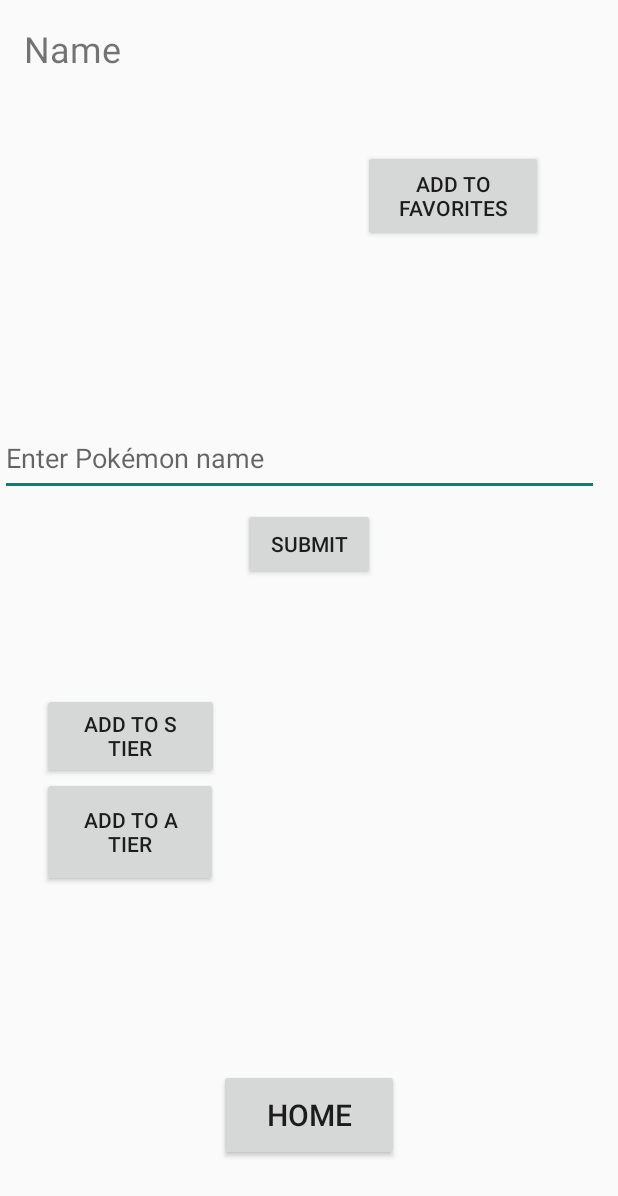
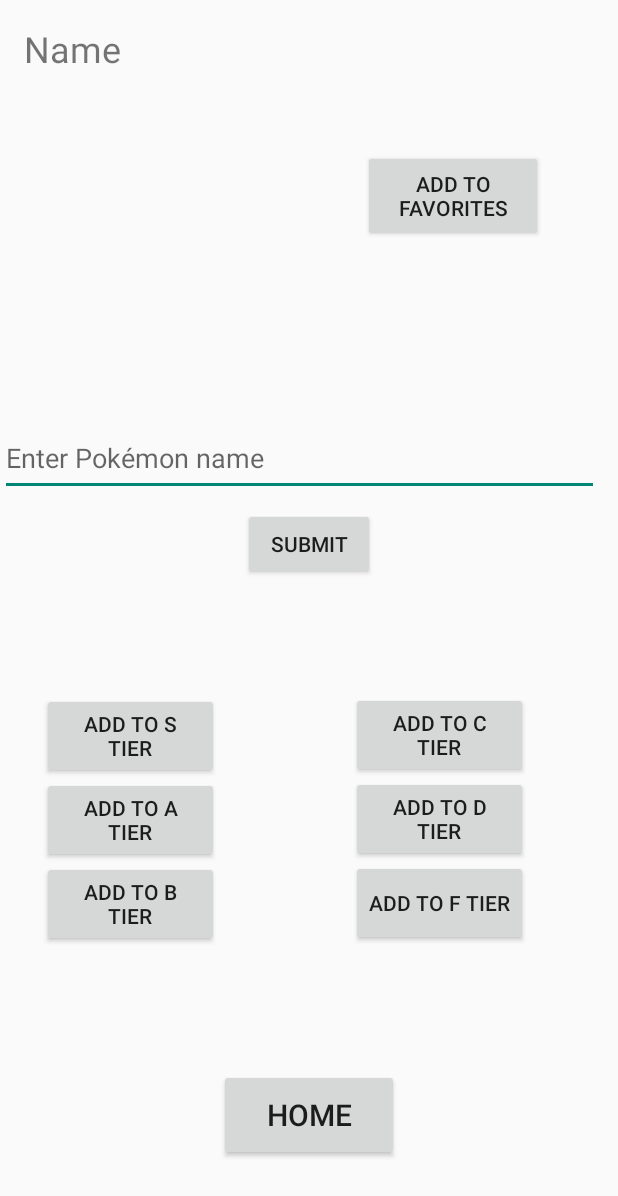
Before and after one commit to jsumagang/Project_2, an Android app: the layout activity_poke_dex.xml on its own in the app's theme, with its tools: preview values and no code run, on a phone screen of 412 x 824 dp. Shown: the top 1196 px of the screen. Run offline under Robolectric (Android 15) with nearby library versions, the phone set to English and light mode, and no system bars.

Commit message:
created tier list buttons and made them admin only

```diff
--- a/app/src/main/java/com/example/project2/PokeDexActivity.java
+++ b/app/src/main/java/com/example/project2/PokeDexActivity.java
@@ -33,13 +33,14 @@ import retrofit2.Callback;
 import retrofit2.Response;
 
 public class PokeDexActivity extends AppCompatActivity {
-
+    private DexRepository repository;
     private TextView pokemonNameTextView;
     private ImageView pokemonImageView;
-    private boolean isAdmin;
     private ActivityPokeDexBinding binding;
 
-    private DexRepository repository;
+
+
+
     //Initialize all the buttons
     Button STierButton = findViewById(R.id.STierButton);
     Button ATierButton = findViewById(R.id.ATierButton);
@@ -54,6 +55,30 @@ public class PokeDexActivity extends AppCompatActivity {
     protected void onCreate(Bundle savedInstanceState) {
         super.onCreate(savedInstanceState);
         setContentView(R.layout.activity_poke_dex);
+
+
+
+
+        // Access the repository
+        repository = DexRepository.getRepository(getApplication());
+
+        // Check if the repository is null
+        if (repository == null) {
+            Log.e("PokeDexActivity", "Repository is null!");
+            Toast.makeText(this, "An error occurred while accessing the database.", Toast.LENGTH_LONG).show();
+            finish(); // Optionally close the activity since the app can't proceed without a repository
+            return;
+        }
+
+        // Retrieve the loggedInUserId from SharedPreferences
+        SharedPreferences sharedPreferences = getSharedPreferences(getString(R.string.preference_file_key), Context.MODE_PRIVATE);
+        int loggedInUserId = sharedPreferences.getInt(getString(R.string.preference_userId_key), -1);
+
+
+        User user = repository.getUserByUserIdSync(loggedInUserId);             // Synchronous call for background thread
+        boolean isAdmin = user.isAdmin();
+
+
         //checks if isAdmin to see if the buttons are viewable or not
         if(isAdmin){
             STierButton.setVisibility(View.VISIBLE);
@@ -72,20 +97,6 @@ public class PokeDexActivity extends AppCompatActivity {
             FTierButton.setVisibility(View.GONE);
         }
 
-        // Access the repository
-        repository = DexRepository.getRepository(getApplication());
-
-        // Check if the repository is null
-        if (repository == null) {
-            Log.e("PokeDexActivity", "Repository is null!");
-            Toast.makeText(this, "An error occurred while accessing the database.", Toast.LENGTH_LONG).show();
-            finish(); // Optionally close the activity since the app can't proceed without a repository
-            return;
-        }
-
-        // Retrieve the loggedInUserId from SharedPreferences
-        SharedPreferences sharedPreferences = getSharedPreferences(getString(R.string.preference_file_key), Context.MODE_PRIVATE);
-        int loggedInUserId = sharedPreferences.getInt(getString(R.string.preference_userId_key), -1);
 
         binding = ActivityPokeDexBinding.inflate(getLayoutInflater());
         setContentView(binding.getRoot());
@@ -113,7 +124,6 @@ public class PokeDexActivity extends AppCompatActivity {
             if (!pokemonName.isEmpty()) {
                 DexDatabase.databaseWriteExecutor.execute(() -> {
                     // Fetch the current user from the database
-                    User user = repository.getUserByUserIdSync(loggedInUserId); // Synchronous call for background thread
 
                     if (user != null) {
                         // Add the Pokémon to the user's favorite list
--- a/app/src/main/res/layout/activity_poke_dex.xml
+++ b/app/src/main/res/layout/activity_poke_dex.xml
@@ -16,6 +16,8 @@
         app:layout_constraintEnd_toEndOf="parent"
         app:layout_constraintStart_toStartOf="parent"
         app:layout_constraintTop_toTopOf="parent">
+
+
 
         <TextView
             android:id="@+id/pokemonName"
@@ -47,32 +49,32 @@
         android:id="@+id/pokedexSubmitButton"
         android:layout_width="wrap_content"
         android:layout_height="wrap_content"
+        android:layout_marginTop="8dp"
         android:text="@string/submit"
-        android:layout_marginTop="8dp"
-        app:layout_constraintTop_toBottomOf="@id/pokedexUserInput"
+        app:layout_constraintEnd_toEndOf="parent"
         app:layout_constraintStart_toStartOf="parent"
-        app:layout_constraintEnd_toEndOf="parent" />
+        app:layout_constraintTop_toBottomOf="@id/pokedexUserInput" />
 
     <Button
         android:id="@+id/favoriteItButton"
         android:layout_width="120dp"
         android:layout_height="61dp"
+        android:layout_marginTop="100dp"
+        android:layout_marginEnd="50dp"
         android:text="Add to Favorites"
         app:layout_constraintEnd_toEndOf="parent"
-        app:layout_constraintTop_toTopOf="parent"
-        android:layout_marginTop="100dp"
-        android:layout_marginEnd="50dp" />
+        app:layout_constraintTop_toTopOf="parent" />
 
     <Button
         android:id="@+id/homePageButton"
         android:layout_width="120dp"
         android:layout_height="61dp"
+        android:layout_marginBottom="50dp"
         android:text="home"
         android:textSize="20sp"
-        android:layout_marginBottom="50dp"
         app:layout_constraintBottom_toBottomOf="parent"
-        app:layout_constraintStart_toStartOf="parent"
-        app:layout_constraintEnd_toEndOf="parent" />
+        app:layout_constraintEnd_toEndOf="parent"
+        app:layout_constraintStart_toStartOf="parent" />
 
 
     <Button
@@ -89,8 +91,8 @@
 
     <Button
         android:id="@+id/ATierButton"
-        android:layout_width="117dp"
-        android:layout_height="73dp"
+        android:layout_width="118dp"
+        android:layout_height="57dp"
         android:layout_marginTop="56dp"
         android:text="@string/add_to_a_tier"
         app:layout_constraintEnd_toEndOf="parent"
@@ -100,43 +102,47 @@
 
     <Button
         android:id="@+id/BTierButton"
-        android:layout_width="116dp"
-        android:layout_height="72dp"
-        android:layout_marginTop="508dp"
+        android:layout_width="118dp"
+        android:layout_height="57dp"
+        android:layout_marginTop="56dp"
         android:text="@string/add_to_b_tier"
         app:layout_constraintEnd_toEndOf="parent"
-        app:layout_constraintHorizontal_bias="1.0"
+        app:layout_constraintHorizontal_bias="0.095"
         app:layout_constraintStart_toStartOf="parent"
-        app:layout_constraintTop_toBottomOf="@+id/ATierButton" />
-
-    <Button
-        android:id="@+id/CTierButton"
-        android:layout_width="80dp"
-        android:layout_height="39dp"
-        android:layout_marginTop="40dp"
-        android:text="@string/add_to_c_tier"
-        app:layout_constraintEnd_toEndOf="parent"
-        app:layout_constraintStart_toStartOf="parent"
-        app:layout_constraintTop_toTopOf="@+id/BTierButton" />
+        app:layout_constraintTop_toTopOf="@+id/ATierButton" />
 
     <Button
         android:id="@+id/DTierButton"
-        android:layout_width="81dp"
-        android:layout_height="43dp"
-        android:layout_marginTop="39dp"
+        android:layout_width="118dp"
+        android:layout_height="57dp"
+        android:layout_marginTop="56dp"
         android:text="@string/add_to_d_tier"
         app:layout_constraintEnd_toEndOf="parent"
+        app:layout_constraintHorizontal_bias="0.795"
         app:layout_constraintStart_toStartOf="parent"
         app:layout_constraintTop_toTopOf="@+id/CTierButton" />
 
     <Button
         android:id="@+id/FTierButton"
-        android:layout_width="76dp"
-        android:layout_height="37dp"
-        android:layout_marginTop="43dp"
+        android:layout_width="118dp"
+        android:layout_height="57dp"
+        android:layout_marginTop="56dp"
         android:text="@string/add_to_f_tier"
         app:layout_constraintEnd_toEndOf="parent"
+        app:layout_constraintHorizontal_bias="0.795"
         app:layout_constraintStart_toStartOf="parent"
         app:layout_constraintTop_toTopOf="@+id/DTierButton" />
 
+    <Button
+        android:id="@+id/CTierButton"
+        android:layout_width="118dp"
+        android:layout_height="57dp"
+        android:text="@string/add_to_c_tier"
+        app:layout_constraintBottom_toBottomOf="parent"
+        app:layout_constraintEnd_toEndOf="parent"
+        app:layout_constraintHorizontal_bias="0.795"
+        app:layout_constraintStart_toStartOf="parent"
+        app:layout_constraintTop_toTopOf="parent"
+        app:layout_constraintVertical_bias="0.602" />
+
 </androidx.constraintlayout.widget.ConstraintLayout>
--- a/app/src/main/res/values/strings.xml
+++ b/app/src/main/res/values/strings.xml
@@ -18,7 +18,7 @@
     <string name="add_to_s_tier">Add to S tier</string>
     <string name="add_to_a_tier">Add to A Tier</string>
     <string name="add_to_b_tier">Add to B Tier</string>
-    <string name="add_to_c_tier">Add to C Tier</string>
     <string name="add_to_d_tier">add to d tier</string>
     <string name="add_to_f_tier">add to f tier</string>
+    <string name="add_to_c_tier">Add to C Tier</string>
 </resources>
```
